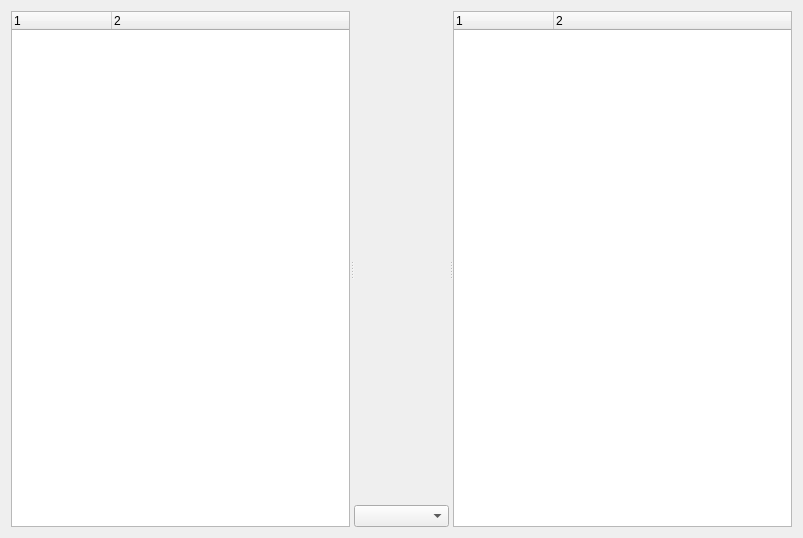
Qt form utils/mc_log_gui/mc_log_tab_ui.ui (jrl-umi3218/mc_rtc) before a commit.
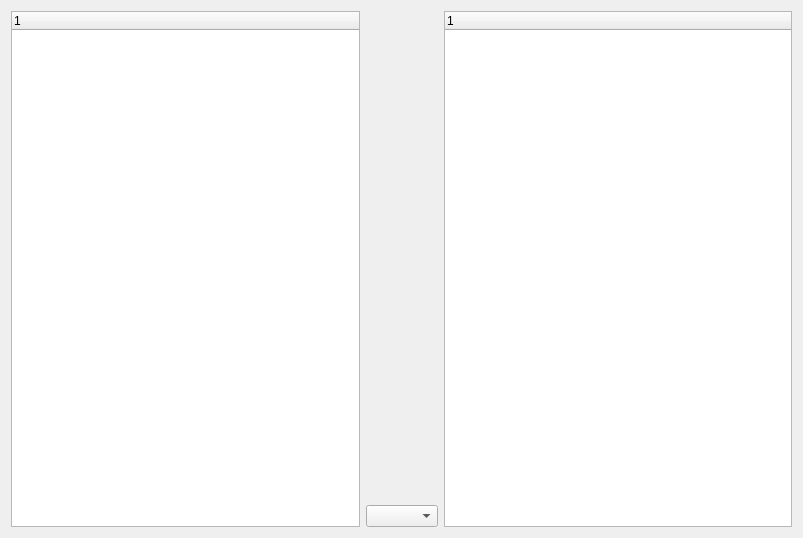
The same form after that commit. Custom widgets are drawn as their Qt base class.

```diff
--- a/utils/mc_log_gui/mc_log_tab_ui.ui
+++ b/utils/mc_log_gui/mc_log_tab_ui.ui
@@ -15,10 +15,8 @@
   </property>
   <layout class="QHBoxLayout" name="horizontalLayout">
    <item>
-    <widget class="QSplitter" name="splitter">
-     <property name="orientation">
-      <enum>Qt::Horizontal</enum>
-     </property>
+    <layout class="QVBoxLayout" name="y1SelectorLayout">
+     <item>
      <widget class="QTreeWidget" name="y1Selector">
       <property name="selectionMode">
        <enum>QAbstractItemView::ExtendedSelection</enum>
@@ -27,7 +25,7 @@
        <enum>QAbstractItemView::SelectItems</enum>
       </property>
       <property name="columnCount">
-       <number>2</number>
+        <number>1</number>
       </property>
       <attribute name="headerVisible">
        <bool>true</bool>
@@ -37,13 +35,11 @@
         <string notr="true">1</string>
        </property>
       </column>
-      <column>
-       <property name="text">
-        <string notr="true">2</string>
-       </property>
-      </column>
-     </widget>
-     <widget class="QWidget" name="">
+      </widget>
+     </item>
+    </layout>
+   </item>
+   <item>
       <layout class="QVBoxLayout" name="verticalLayout">
        <item>
         <widget class="PlotCanvasWithToolbar" name="canvas" native="true"/>
@@ -52,13 +48,16 @@
         <widget class="QComboBox" name="xSelector"/>
        </item>
       </layout>
-     </widget>
+   </item>
+   <item>
+    <layout class="QVBoxLayout" name="y2SelectorLayout">
+     <item>
      <widget class="QTreeWidget" name="y2Selector">
       <property name="selectionMode">
        <enum>QAbstractItemView::ExtendedSelection</enum>
       </property>
       <property name="columnCount">
-       <number>2</number>
+        <number>1</number>
       </property>
       <attribute name="headerVisible">
        <bool>true</bool>
@@ -68,13 +67,9 @@
         <string notr="true">1</string>
        </property>
       </column>
-      <column>
-       <property name="text">
-        <string notr="true">2</string>
-       </property>
-      </column>
-     </widget>
-    </widget>
+      </widget>
+     </item>
+    </layout>
    </item>
   </layout>
  </widget>
```
Lines whose indentation alone changed are shown as unchanged.
